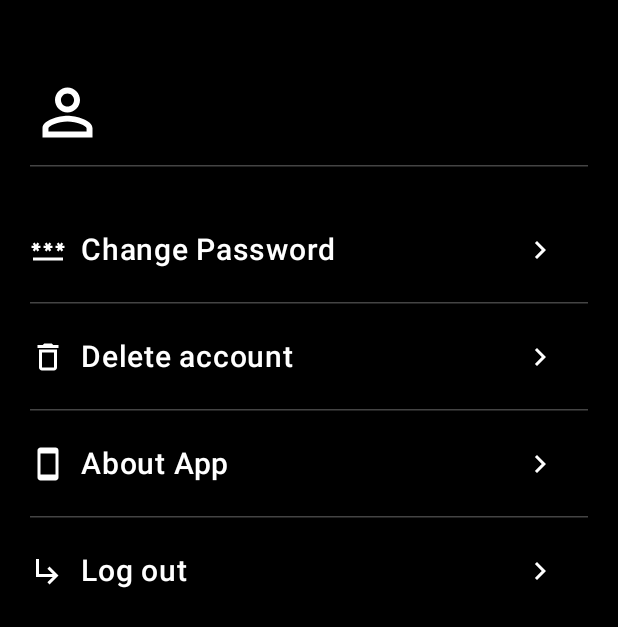
After one commit to Eney997/Rave2B-AndroidApp, an Android app built with Jetpack Compose: the composable SettingsScreen shown on its own in the app's theme, on a phone screen of 412 x 824 dp. The commit adds this screen. Shown: the top 627 px of the screen. Run offline under Robolectric (Android 15) with nearby library versions, the phone set to English and light mode, and no system bars.

Commit message:
changePasswordLeftOnSettingsScreen

```diff
--- a/app/src/main/java/com/example/rave2b/data/ApiService.kt
+++ b/app/src/main/java/com/example/rave2b/data/ApiService.kt
@@ -2,7 +2,9 @@ package com.example.rave2b.data
 
 import retrofit2.Response
 import retrofit2.http.Body
+import retrofit2.http.DELETE
 import retrofit2.http.POST
+import retrofit2.http.Path
 
 interface ApiService {
     //for registration to create account
@@ -11,4 +13,8 @@ interface ApiService {
     //for log in
     @POST("api/registration/login")
     suspend fun loginUser(@Body loginDto: LoginDto): Response<Void>
+    //for delete account
+    @DELETE("api/registration/{username}")
+    suspend fun deleteUser(@Path("username") username: String): Response<Void>
+
 }
--- /dev/null
+++ b/app/src/main/java/com/example/rave2b/screens/SettingsScreen.kt
@@ -0,0 +1,197 @@
+package com.example.rave2b.screens
+
+import android.content.Context
+import android.content.Intent
+import androidx.compose.animation.AnimatedVisibility
+import androidx.compose.foundation.background
+import androidx.compose.foundation.clickable
+import androidx.compose.foundation.layout.Box
+import androidx.compose.foundation.layout.Column
+import androidx.compose.foundation.layout.Row
+import androidx.compose.foundation.layout.Spacer
+import androidx.compose.foundation.layout.fillMaxSize
+import androidx.compose.foundation.layout.fillMaxWidth
+import androidx.compose.foundation.layout.height
+import androidx.compose.foundation.layout.padding
+import androidx.compose.foundation.layout.width
+import androidx.compose.foundation.rememberScrollState
+import androidx.compose.foundation.verticalScroll
+import androidx.compose.material3.HorizontalDivider
+import androidx.compose.material3.Icon
+import androidx.compose.material3.Text
+import androidx.compose.runtime.Composable
+import androidx.compose.runtime.getValue
+import androidx.compose.runtime.mutableStateOf
+import androidx.compose.runtime.remember
+import androidx.compose.runtime.setValue
+import androidx.compose.ui.Alignment
+import androidx.compose.ui.Modifier
+import androidx.compose.ui.graphics.Color
+import androidx.compose.ui.platform.LocalContext
+import androidx.compose.ui.res.painterResource
+import androidx.compose.ui.text.font.FontWeight
+import androidx.compose.ui.unit.dp
+import androidx.compose.ui.unit.sp
+import androidx.core.content.edit
+import com.example.rave2b.MainActivity
+import com.example.rave2b.R
+import com.example.rave2b.popups.DeleteUser
+
+@Composable
+fun SettingsScreen()
+{
+    val scrollIfNeeded = rememberScrollState()
+    val context = LocalContext.current
+    val sharedPref = context.getSharedPreferences("user_pref", Context.MODE_PRIVATE)
+    val username = sharedPref.getString("username", "")
+    var isTextVisible by remember { mutableStateOf(false) }
+    var showDialog by remember { mutableStateOf(false) }
+
+    //show dialog box
+    if (showDialog && username != null)
+    {
+        DeleteUser (onDismiss = {showDialog = false})
+    }
+
+    Box(modifier = Modifier
+        .fillMaxSize()
+        .background(Color.Black), contentAlignment = Alignment.TopStart)
+    {
+        Column(modifier = Modifier
+            .fillMaxSize()
+            .verticalScroll(scrollIfNeeded)
+            .padding(bottom = 100.dp))
+        {
+            Row(
+                modifier = Modifier
+                    .fillMaxWidth()
+                    .padding(top = 50.dp, start = 20.dp),
+                verticalAlignment = Alignment.CenterVertically
+            )
+            {
+                Icon(painter = painterResource(id = R.drawable.ic_person),
+                    contentDescription = "user icon",
+                    tint = Color.White,
+                    modifier = Modifier
+                        .width(50.dp)
+                        .height(50.dp)
+                )
+
+                Spacer(modifier = Modifier.width(16.dp))
+
+                Column(modifier = Modifier.fillMaxWidth())
+                {
+                    Text("$username", color = Color.White, fontSize = 20.sp, fontWeight = FontWeight.Medium)
+                }
+            }
+
+            HorizontalDivider(modifier = Modifier
+                .padding(top = 10.dp,start = 20.dp,end = 20.dp),
+                thickness = 1.dp,
+                color = Color.DarkGray
+            )
+
+
+            Spacer(modifier = Modifier.height(20.dp))
+
+            Column (modifier = Modifier
+                .fillMaxWidth()
+                .padding(start = 20.dp, end = 20.dp))
+            {
+                Row(modifier = Modifier
+                    .fillMaxWidth()
+                    .height(70.dp)
+                    .padding(), verticalAlignment = Alignment.CenterVertically)
+                {
+                    Icon(painter = painterResource(id = R.drawable.ic_password), contentDescription = "Change password", tint = Color.White)
+                    Spacer(modifier = Modifier.width(10.dp))
+                    Text(text = "Change Password", color = Color.White, fontSize = 20.sp,fontWeight = FontWeight.Medium)
+                    Spacer(modifier = Modifier.weight(1f))
+                    Icon(painter = painterResource(id = R.drawable.ic_arrow_right), contentDescription = "Change password", tint = Color.White, modifier = Modifier
+                        .padding(end = 20.dp)
+                        .clickable {
+                            //change password
+                        })
+                }
+
+                HorizontalDivider(modifier = Modifier,thickness = 1.dp, color = Color.DarkGray)
+
+                Row(modifier = Modifier
+                    .fillMaxWidth()
+                    .height(70.dp)
+                    .padding(), verticalAlignment = Alignment.CenterVertically)
+                {
+                    Icon(painter = painterResource(id = R.drawable.ic_delete), contentDescription = "Delete account", tint = Color.White)
+                    Spacer(modifier = Modifier.width(10.dp))
+                    Text(text = "Delete account", color = Color.White, fontSize = 20.sp,fontWeight = FontWeight.Medium)
+                    Spacer(modifier = Modifier.weight(1f))
+                    Icon(painter = painterResource(id = R.drawable.ic_arrow_right), contentDescription = "Delete account", tint = Color.White, modifier = Modifier
+                        .padding(end = 20.dp)
+                        .clickable {
+                            showDialog = true
+                        })
+                }
+
+                HorizontalDivider(modifier = Modifier,thickness = 1.dp, color = Color.DarkGray)
+
+                Row(modifier = Modifier
+                    .fillMaxWidth()
+                    .height(70.dp)
+                    .padding(), verticalAlignment = Alignment.CenterVertically)
+                {
+                    Icon(painter = painterResource(id = R.drawable.ic_smartphone), contentDescription = "App Story", tint = Color.White)
+                    Spacer(modifier = Modifier.width(10.dp))
+                    Text(text = "About App", color = Color.White, fontSize = 20.sp,fontWeight = FontWeight.Medium)
+                    Spacer(modifier = Modifier.weight(1f))
+                    Icon(painter = painterResource(id = R.drawable.ic_arrow_right), contentDescription = "About App", tint = Color.White, modifier = Modifier
+                        .padding(end = 20.dp)
+                        .clickable {
+                            isTextVisible = !isTextVisible
+                        })
+                }
+
+                AnimatedVisibility(visible = isTextVisible)
+                {
+                    Text(
+                        text = "Welcome to Rave2B — your ultimate gateway to the underground nightlife scene.\n" +
+                                "\n" +
+                                "This app was born from a deep love for music, freedom, and the thrill of exclusive late-night experiences. Whether you're a seasoned raver or new to the scene, Rave2B connects you with unforgettable events that pulse with energy.\n" +
+                                "\n" +
+                                "Built by an independent developer who lives for the beat, every part of this app was carefully crafted to make your clubbing journey smooth, exciting, and secure.\n" +
+                                "\n" +
+                                "Register, grab your ticket, and get your unique QR code to unlock the night. It’s fast, it’s easy, and it’s your pass to the underground.\n" +
+                                "\n" +
+                                "Thank you for joining Rave2B.\n",
+                        color = Color.White,
+                        fontWeight = FontWeight.Medium,
+                        fontSize = 16.sp,
+                        modifier = Modifier.padding(start = 20.dp, end = 20.dp, bottom = 10.dp)
+                    )
+                }
+
+                HorizontalDivider(modifier = Modifier,thickness = 1.dp, color = Color.DarkGray)
+
+                Row(modifier = Modifier
+                    .fillMaxWidth()
+                    .height(70.dp)
+                    .padding(), verticalAlignment = Alignment.CenterVertically)
+                {
+                    Icon(painter = painterResource(id = R.drawable.ic_exit), contentDescription = "Log out", tint = Color.White)
+                    Spacer(modifier = Modifier.width(10.dp))
+                    Text(text = "Log out", color = Color.White, fontSize = 20.sp,fontWeight = FontWeight.Medium)
+                    Spacer(modifier = Modifier.weight(1f))
+                    Icon(painter = painterResource(id = R.drawable.ic_arrow_right), contentDescription = "Log out", tint = Color.White, modifier = Modifier
+                        .padding(end = 20.dp)
+                        .clickable {
+                            sharedPref.edit { clear() }
+                            val i = Intent(context, MainActivity::class.java)
+                            i.flags =
+                                Intent.FLAG_ACTIVITY_NEW_TASK or Intent.FLAG_ACTIVITY_CLEAR_TASK
+                            context.startActivity(i)
+                        }
+                    )
+                }
+            }
+        }
+    }
+}
--- /dev/null
+++ b/app/src/main/res/drawable/ic_arrow_right.xml
@@ -0,0 +1,5 @@
+<vector xmlns:android="http://schemas.android.com/apk/res/android" android:autoMirrored="true" android:height="24dp" android:tint="#000000" android:viewportHeight="24" android:viewportWidth="24" android:width="24dp">
+
+    <path android:fillColor="@android:color/white" android:pathData="M8.59,16.59L13.17,12 8.59,7.41 10,6l6,6 -6,6 -1.41,-1.41z"/>
+
+</vector>
--- /dev/null
+++ b/app/src/main/res/drawable/ic_delete.xml
@@ -0,0 +1,5 @@
+<vector xmlns:android="http://schemas.android.com/apk/res/android" android:height="24dp" android:tint="#000000" android:viewportHeight="24" android:viewportWidth="24" android:width="24dp">
+
+    <path android:fillColor="@android:color/white" android:pathData="M6,19c0,1.1 0.9,2 2,2h8c1.1,0 2,-0.9 2,-2L18,7L6,7v12zM8,9h8v10L8,19L8,9zM15.5,4l-1,-1h-5l-1,1L5,4v2h14L19,4z"/>
+
+</vector>
--- /dev/null
+++ b/app/src/main/res/drawable/ic_exit.xml
@@ -0,0 +1,5 @@
+<vector xmlns:android="http://schemas.android.com/apk/res/android" android:height="24dp" android:tint="#000000" android:viewportHeight="24" android:viewportWidth="24" android:width="24dp">
+
+    <path android:fillColor="@android:color/white" android:pathData="M19,15l-6,6 -1.42,-1.42L15.17,16H4V4h2v10h9.17l-3.59,-3.58L13,9l6,6z"/>
+
+</vector>
--- /dev/null
+++ b/app/src/main/res/drawable/ic_home.xml
@@ -0,0 +1,5 @@
+<vector xmlns:android="http://schemas.android.com/apk/res/android" android:height="24dp" android:tint="#000000" android:viewportHeight="24" android:viewportWidth="24" android:width="24dp">
+
+    <path android:fillColor="@android:color/white" android:pathData="M10,20v-6h4v6h5v-8h3L12,3 2,12h3v8z"/>
+
+</vector>
--- /dev/null
+++ b/app/src/main/res/drawable/ic_hub.xml
@@ -0,0 +1,5 @@
+<vector xmlns:android="http://schemas.android.com/apk/res/android" android:height="24dp" android:tint="#000000" android:viewportHeight="24" android:viewportWidth="24" android:width="24dp">
+
+    <path android:fillColor="@android:color/white" android:pathData="M8.4,18.2C8.78,18.7 9,19.32 9,20c0,1.66 -1.34,3 -3,3s-3,-1.34 -3,-3s1.34,-3 3,-3c0.44,0 0.85,0.09 1.23,0.26l1.41,-1.77c-0.92,-1.03 -1.29,-2.39 -1.09,-3.69l-2.03,-0.68C4.98,11.95 4.06,12.5 3,12.5c-1.66,0 -3,-1.34 -3,-3s1.34,-3 3,-3s3,1.34 3,3c0,0.07 0,0.14 -0.01,0.21l2.03,0.68c0.64,-1.21 1.82,-2.09 3.22,-2.32l0,-2.16C9.96,5.57 9,4.4 9,3c0,-1.66 1.34,-3 3,-3s3,1.34 3,3c0,1.4 -0.96,2.57 -2.25,2.91v2.16c1.4,0.23 2.58,1.11 3.22,2.32l2.03,-0.68C18,9.64 18,9.57 18,9.5c0,-1.66 1.34,-3 3,-3s3,1.34 3,3s-1.34,3 -3,3c-1.06,0 -1.98,-0.55 -2.52,-1.37l-2.03,0.68c0.2,1.29 -0.16,2.65 -1.09,3.69l1.41,1.77C17.15,17.09 17.56,17 18,17c1.66,0 3,1.34 3,3s-1.34,3 -3,3s-3,-1.34 -3,-3c0,-0.68 0.22,-1.3 0.6,-1.8l-1.41,-1.77c-1.35,0.75 -3.01,0.76 -4.37,0L8.4,18.2z"/>
+
+</vector>
--- /dev/null
+++ b/app/src/main/res/drawable/ic_password.xml
@@ -0,0 +1,5 @@
+<vector xmlns:android="http://schemas.android.com/apk/res/android" android:height="24dp" android:tint="#000000" android:viewportHeight="24" android:viewportWidth="24" android:width="24dp">
+
+    <path android:fillColor="@android:color/white" android:pathData="M2,17h20v2H2V17zM3.15,12.95L4,11.47l0.85,1.48l1.3,-0.75L5.3,10.72H7v-1.5H5.3l0.85,-1.47L4.85,7L4,8.47L3.15,7l-1.3,0.75L2.7,9.22H1v1.5h1.7L1.85,12.2L3.15,12.95zM9.85,12.2l1.3,0.75L12,11.47l0.85,1.48l1.3,-0.75l-0.85,-1.48H15v-1.5h-1.7l0.85,-1.47L12.85,7L12,8.47L11.15,7l-1.3,0.75l0.85,1.47H9v1.5h1.7L9.85,12.2zM23,9.22h-1.7l0.85,-1.47L20.85,7L20,8.47L19.15,7l-1.3,0.75l0.85,1.47H17v1.5h1.7l-0.85,1.48l1.3,0.75L20,11.47l0.85,1.48l1.3,-0.75l-0.85,-1.48H23V9.22z"/>
+
+</vector>
--- /dev/null
+++ b/app/src/main/res/drawable/ic_person.xml
@@ -0,0 +1,5 @@
+<vector xmlns:android="http://schemas.android.com/apk/res/android" android:height="24dp" android:tint="#000000" android:viewportHeight="24" android:viewportWidth="24" android:width="24dp">
+
+    <path android:fillColor="@android:color/white" android:pathData="M12,5.9c1.16,0 2.1,0.94 2.1,2.1s-0.94,2.1 -2.1,2.1S9.9,9.16 9.9,8s0.94,-2.1 2.1,-2.1m0,9c2.97,0 6.1,1.46 6.1,2.1v1.1L5.9,18.1L5.9,17c0,-0.64 3.13,-2.1 6.1,-2.1M12,4C9.79,4 8,5.79 8,8s1.79,4 4,4 4,-1.79 4,-4 -1.79,-4 -4,-4zM12,13c-2.67,0 -8,1.34 -8,4v3h16v-3c0,-2.66 -5.33,-4 -8,-4z"/>
+
+</vector>
--- /dev/null
+++ b/app/src/main/res/drawable/ic_settings.xml
@@ -0,0 +1,5 @@
+<vector xmlns:android="http://schemas.android.com/apk/res/android" android:height="24dp" android:tint="#000000" android:viewportHeight="24" android:viewportWidth="24" android:width="24dp">
+
+    <path android:fillColor="@android:color/white" android:pathData="M19.14,12.94c0.04,-0.3 0.06,-0.61 0.06,-0.94c0,-0.32 -0.02,-0.64 -0.07,-0.94l2.03,-1.58c0.18,-0.14 0.23,-0.41 0.12,-0.61l-1.92,-3.32c-0.12,-0.22 -0.37,-0.29 -0.59,-0.22l-2.39,0.96c-0.5,-0.38 -1.03,-0.7 -1.62,-0.94L14.4,2.81c-0.04,-0.24 -0.24,-0.41 -0.48,-0.41h-3.84c-0.24,0 -0.43,0.17 -0.47,0.41L9.25,5.35C8.66,5.59 8.12,5.92 7.63,6.29L5.24,5.33c-0.22,-0.08 -0.47,0 -0.59,0.22L2.74,8.87C2.62,9.08 2.66,9.34 2.86,9.48l2.03,1.58C4.84,11.36 4.8,11.69 4.8,12s0.02,0.64 0.07,0.94l-2.03,1.58c-0.18,0.14 -0.23,0.41 -0.12,0.61l1.92,3.32c0.12,0.22 0.37,0.29 0.59,0.22l2.39,-0.96c0.5,0.38 1.03,0.7 1.62,0.94l0.36,2.54c0.05,0.24 0.24,0.41 0.48,0.41h3.84c0.24,0 0.44,-0.17 0.47,-0.41l0.36,-2.54c0.59,-0.24 1.13,-0.56 1.62,-0.94l2.39,0.96c0.22,0.08 0.47,0 0.59,-0.22l1.92,-3.32c0.12,-0.22 0.07,-0.47 -0.12,-0.61L19.14,12.94zM12,15.6c-1.98,0 -3.6,-1.62 -3.6,-3.6s1.62,-3.6 3.6,-3.6s3.6,1.62 3.6,3.6S13.98,15.6 12,15.6z"/>
+
+</vector>
--- /dev/null
+++ b/app/src/main/res/drawable/ic_smartphone.xml
@@ -0,0 +1,5 @@
+<vector xmlns:android="http://schemas.android.com/apk/res/android" android:height="24dp" android:tint="#000000" android:viewportHeight="24" android:viewportWidth="24" android:width="24dp">
+
+    <path android:fillColor="@android:color/white" android:pathData="M17,1.01L7,1c-1.1,0 -2,0.9 -2,2v18c0,1.1 0.9,2 2,2h10c1.1,0 2,-0.9 2,-2V3c0,-1.1 -0.9,-1.99 -2,-1.99zM17,19H7V5h10v14z"/>
+
+</vector>
```
Also changed, not shown: app/src/main/java/com/example/rave2b/popups/DeleteUser.kt (added, +162 -0 lines), app/src/main/java/com/example/rave2b/screens/AppUserScreen.kt (+123 -1 lines), app/src/main/java/com/example/rave2b/screens/HomeScreen.kt (added, +21 -0 lines), app/src/main/java/com/example/rave2b/screens/TicketScreen.kt (added, +21 -0 lines).
